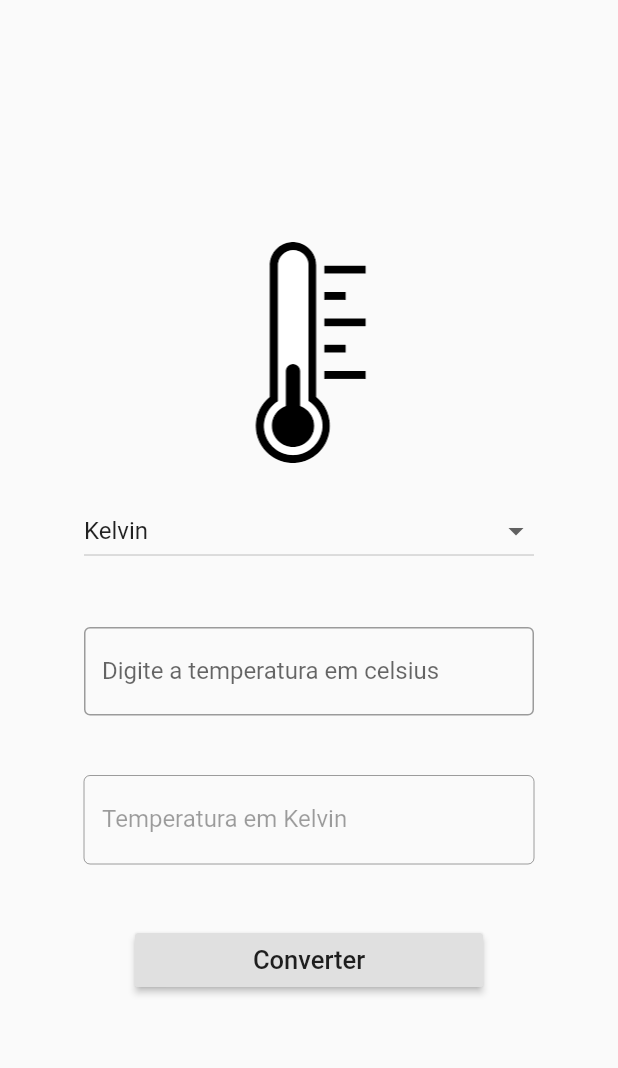
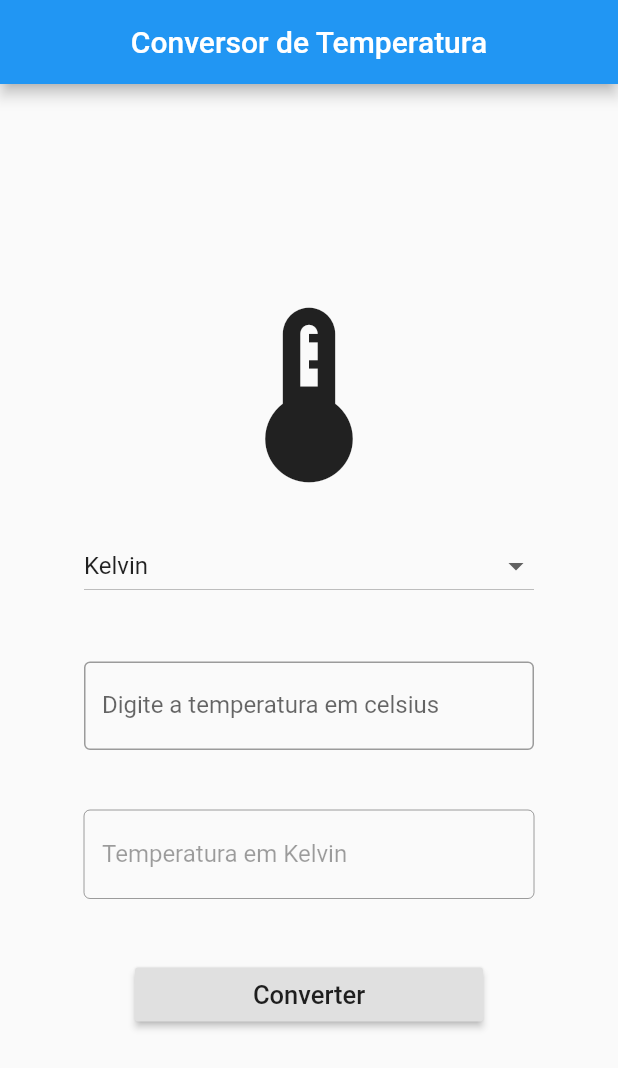
Before and after one commit to GabrielVScalese/Temperature-Converter, a Flutter app: the screen it shows after launch, on a phone screen of 412 x 824 dp. Shown: the top 1068 px of the screen. Run offline on Flutter 3.47's test engine with Material 2 defaults, Android fonts, the phone set to English and light mode, and no system bars.

Commit message:
Updated home_page.dart

```diff
--- a/converter/lib/home_page.dart
+++ b/converter/lib/home_page.dart
@@ -24,6 +24,10 @@ class HomePageState extends State<HomePage> {
   @override
   Widget build(BuildContext context) {
     return Scaffold(
+        appBar: AppBar(
+          centerTitle: true,
+          title: Text('Conversor de Temperatura'),
+        ),
         body: Container(
           width: double.infinity,
           height: double.infinity,
@@ -31,10 +35,10 @@ class HomePageState extends State<HomePage> {
             mainAxisAlignment: MainAxisAlignment.center,
             children: [
               Container(
-            height: 150,
-            width: 150,
-            child: Image.asset('assets/images/temperature_icon.png'),
-          ),
+                  child: Icon(
+                Icons.thermostat_outlined,
+                size: 140.0,
+              )),
               Container(
                 height: 20,
               ),
@@ -53,8 +57,8 @@ class HomePageState extends State<HomePage> {
                   onChanged: (value) {
                     setState(() {
                       temperatureCategory = value;
-                  ConverterController.instance
-                      .changeResultText('Temperatura em $temperatureCategory');
+                      ConverterController.instance.changeResultText(
+                          'Temperatura em $temperatureCategory');
                       txt.text = '';
                     });
                   },
```
Also changed, not shown: 1 other file. Lines whose indentation alone changed are shown as unchanged.
